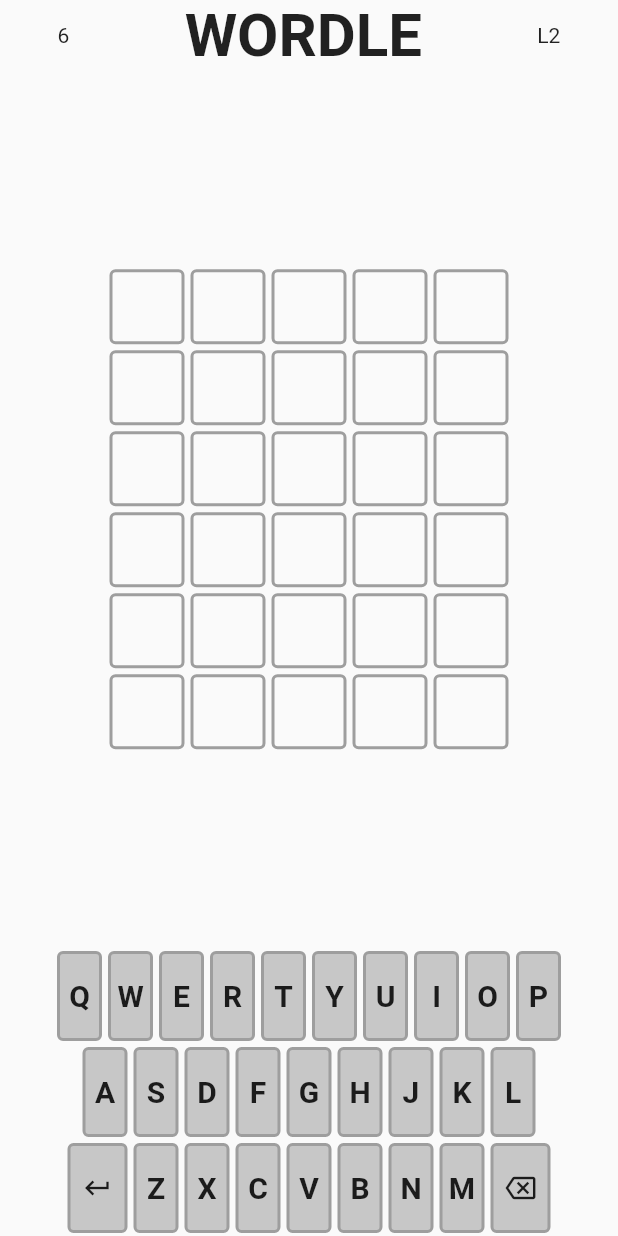
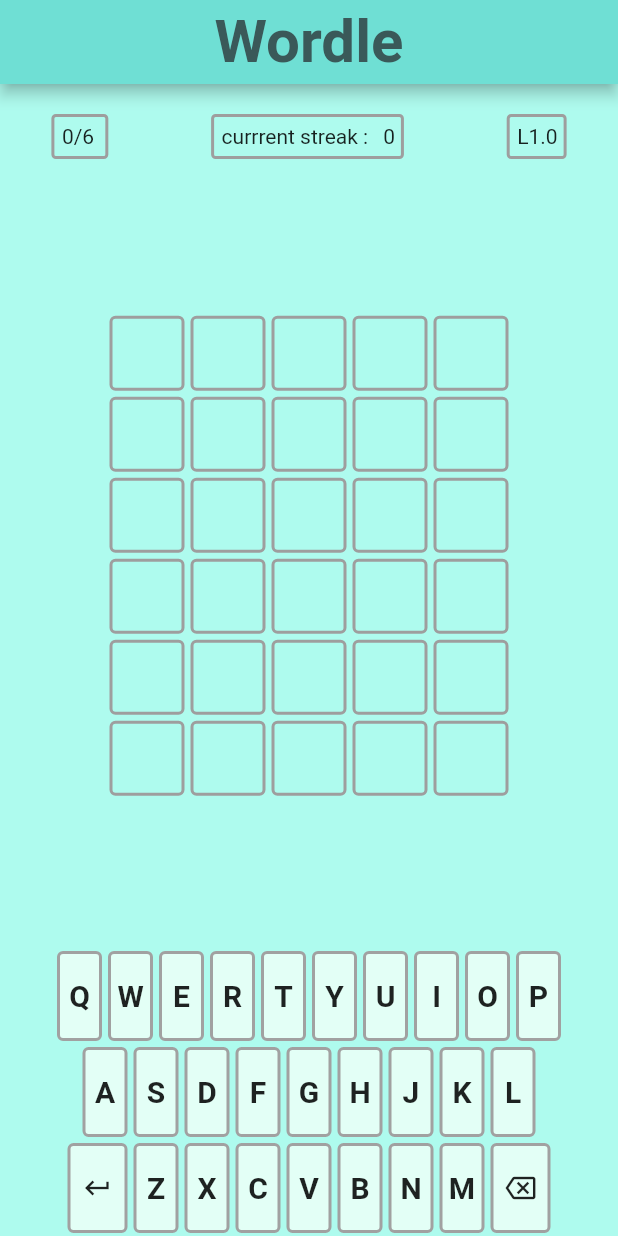
Before and after one commit to amogh-nagar/wordle, a Flutter app: the screen it shows after launch, on a phone screen of 412 x 824 dp. Run offline on Flutter 3.47's test engine with Material 2 defaults, Android fonts, the phone set to English and light mode, and no system bars; our stand-ins replace google_fonts; missing offline and left inert: flutter_animated_button, twemoji; project files that could hold a hidden picture were left out.

Commit message:
Updated finalized

```diff
--- a/lib/main.dart
+++ b/lib/main.dart
@@ -20,13 +20,15 @@ class _MyHomeState extends State<MyHome> {
         ChangeNotifierProvider.value(value: GameSettings()),
         ChangeNotifierProxyProvider<GameSettings, GameState>(
             update: (_, settings, previous) => GameState(
-                previous == null ? [] : previous.getvalidwords,
-                settings,
-                previous == null ? "" : previous.getcorrword,
-                previous == null ? [] : previous.getattempts,
-                previous == null ? 0 : previous.getattempted)),
+                validwords: previous == null ? [] : previous.getvalidwords,
+                settings: settings,
+                corrword: previous == null ? "" : previous.getcorrword,
+                attempts: previous == null ? [] : previous.getattempts,
+                attempted: previous == null ? 0 : previous.getattempted)),
       ],
       child: MaterialApp(
+        theme: new ThemeData(
+            scaffoldBackgroundColor: Color.fromARGB(255, 174, 251, 238)),
         home: WordleScreen(),
       ),
     );
--- a/lib/providers/settings_provider.dart
+++ b/lib/providers/settings_provider.dart
@@ -1,3 +1,5 @@
+import 'dart:math';
+
 import 'package:provider/provider.dart';
 
 import 'package:flutter/foundation.dart';
@@ -5,12 +7,54 @@ import 'package:flutter/foundation.dart';
 class GameSettings extends ChangeNotifier {
   int wordsize;
   int attempts;
+  double level;
+  int idx;
+  int currstreak;
   int curattempts;
-  bool isexceeded=false;
-  GameSettings({this.curattempts=0,this.wordsize = 5, this.attempts = 6});
+  bool isexceeded = false;
+  GameSettings(
+      {this.curattempts = 0,
+      this.wordsize = 5,
+      this.attempts = 6,
+      this.level = 1.0,
+      this.idx = 0,
+      this.currstreak = 0});
 
-  void updateattempts(int attempts) {
-    attempts = attempts;
+  void updateattempts() {
+    attempts--;
+    notifyListeners();
+  }
+
+  void updatelevel() {
+    double x = double.parse((level).toStringAsFixed(1));
+    if (x == 1.3) {
+      level = 2;
+      updateattempts();
+    } else if (x == 2.3) {
+      level = 3;
+      updateattempts();
+    } else if (x == 3.3) {
+      level = 4;
+      updateattempts();
+    } else {
+      level = level + 0.1;
+    }
+    notifyListeners();
+    print("level updated $level");
+  }
+
+  void resetstreak() {
+    currstreak = 0;
+    notifyListeners();
+  }
+
+  void incrementstreak() {
+    currstreak++;
+    notifyListeners();
+  }
+
+  void incrementidx(int x) {
+    idx=x;
     notifyListeners();
   }
 
@@ -19,10 +63,15 @@ class GameSettings extends ChangeNotifier {
     notifyListeners();
   }
 
+  void resetcurrattempts() {
+    curattempts = 0;
+    notifyListeners();
+  }
+
   void updatecurattempts() {
     curattempts++;
-    if(curattempts>attempts){
-      isexceeded=true;
+    if (curattempts > attempts) {
+      isexceeded = true;
     }
 
     notifyListeners();
--- a/lib/screens/wordle_screen.dart
+++ b/lib/screens/wordle_screen.dart
@@ -12,9 +12,18 @@ import 'package:wordle/widgets/wordle_keyboard.dart';
 class WordleScreen extends StatelessWidget {
   @override
   Widget build(BuildContext context) {
-
-
     return Scaffold(
+      appBar: AppBar(
+        title: Text(
+          'Wordle',
+          style: TextStyle(
+              fontSize: 40,
+              fontWeight: FontWeight.bold,
+              color: Color.fromARGB(255, 58, 89, 89)),
+        ),
+        centerTitle: true,
+        backgroundColor: Color.fromARGB(255, 111, 223, 212),
+      ),
       body: Container(
         child: Column(
             mainAxisSize: MainAxisSize.max,
--- a/lib/widgets/grid_element.dart
+++ b/lib/widgets/grid_element.dart
@@ -27,7 +27,7 @@ class _GridElementState extends State<GridElement> {
     var gameSettings = Provider.of<GameSettings>(context);
     var gameState = Provider.of<GameState>(context);
     wordsize = gameSettings.wordsize;
-    print("Word size ${gameState.attempts}");
+    print("Word size ${gameSettings.attempts}");
     final List<WordleRow> res = List.empty(growable: true);
     for (int i = 0; i < gameSettings.attempts; i++) {
       var word = "";
--- a/lib/widgets/wordle_bar.dart
+++ b/lib/widgets/wordle_bar.dart
@@ -1,17 +1,42 @@
 import 'package:flutter/material.dart';
 import 'package:provider/provider.dart';
+import 'package:wordle/providers/game_state_provider.dart';
 import 'package:wordle/providers/settings_provider.dart';
 
 class WordleBar extends StatelessWidget {
-
   @override
   Widget build(BuildContext context) {
+    var data = Provider.of<GameSettings>(context);
     return Container(
+      margin: EdgeInsets.fromLTRB(0, 20, 0, 3),
       child: Row(mainAxisAlignment: MainAxisAlignment.spaceAround, children: [
         WordleAttempts(),
-        Text(
-          'WORDLE',
-          style: TextStyle(fontSize: 40, fontWeight: FontWeight.bold),
+        Container(
+          child: Column(
+            children: [
+              // Text(
+              //   'WORDLE',
+              //   style: TextStyle(fontSize: 40, fontWeight: FontWeight.bold),
+              // ),
+              Container(
+                padding: EdgeInsets.fromLTRB(5, 5, 4, 5),
+                decoration: BoxDecoration(
+                  borderRadius: BorderRadius.circular(3),
+                  border: Border.all(color: Colors.grey, width: 2),
+                ),
+                child: Row(
+                  mainAxisAlignment: MainAxisAlignment.spaceBetween,
+                  children: [
+                    Text('currrent streak :'),
+                    SizedBox(
+                      width: 10,
+                    ),
+                    Text(data.currstreak.toString())
+                  ],
+                ),
+              ),
+            ],
+          ),
         ),
         Difficulty()
       ]),
@@ -20,29 +45,33 @@ class WordleBar extends StatelessWidget {
 }
 
 class WordleAttempts extends StatelessWidget {
-
   @override
   Widget build(BuildContext context) {
     final data = Provider.of<GameSettings>(context);
 
-    return Container(child: Text(data.attempts.toString()));
+    return Container(
+        padding: EdgeInsets.fromLTRB(5, 5, 4, 5),
+        decoration: BoxDecoration(
+          borderRadius: BorderRadius.circular(3),
+          border: Border.all(color: Colors.grey, width: 2),
+        ),
+        child: Text("${data.curattempts}/${data.attempts} "));
   }
 }
 
 class Difficulty extends StatelessWidget {
-
   @override
   Widget build(BuildContext context) {
     final data = Provider.of<GameSettings>(context);
     var text;
-    if (data.wordsize == 6) {
-      text = 'L1';
-    } else if (data.wordsize == 5) {
-      text = 'L2';
-    } else {
-      text = 'L3';
-    }
-
-    return Container(child: Text(text));
+    var l = data.level;
+    print("level $l");
+    return Container(
+        padding: EdgeInsets.fromLTRB(5, 5, 4, 5),
+        decoration: BoxDecoration(
+          borderRadius: BorderRadius.circular(3),
+          border: Border.all(color: Colors.grey, width: 2),
+        ),
+        child: Text('L' + l.toStringAsFixed(1)));
   }
 }
--- a/lib/widgets/wordle_key.dart
+++ b/lib/widgets/wordle_key.dart
@@ -37,7 +37,8 @@ class WordleKey extends StatelessWidget {
             borderRadius: BorderRadius.all(Radius.circular(4)),
             shape: BoxShape.rectangle,
             color: Provider.of<GameState>(context).getKeyColor(letter),
-            border: Border.all(color: Colors.grey, width: 2)),
+            border: Border.all(
+                color: Color.fromARGB(255, 161, 161, 161), width: 2)),
         child: keyCap,
       ),
     );
--- a/lib/widgets/wordle_letter_box.dart
+++ b/lib/widgets/wordle_letter_box.dart
@@ -1,6 +1,8 @@
 import 'package:flutter/material.dart';
+import 'package:google_fonts/google_fonts.dart';
 import 'package:provider/provider.dart';
 import 'package:wordle/providers/game_state_provider.dart';
+import 'package:flutter_animated_button/flutter_animated_button.dart';
 
 class WordleLetterBox extends StatelessWidget {
   final String letter;
@@ -14,8 +16,6 @@ class WordleLetterBox extends StatelessWidget {
     this.correctword,
   );
 
-
-
   BoxBorder getBorder() {
     if (!attempted) return Border.all(color: Colors.grey, width: 2);
     return Border.all(color: Colors.transparent, width: 2);
@@ -28,18 +28,18 @@ class WordleLetterBox extends StatelessWidget {
 
   @override
   Widget build(BuildContext context) {
+    Color getBgColor() {
+      print("correctword $correctword");
+      if (!attempted) return null;
+      Color x = Colors.grey;
+      if (correctword[pos] == letter.toLowerCase())
+        x = Colors.green;
+      else if (correctword.contains(letter.toLowerCase()))
+        x = Colors.orangeAccent;
+      Provider.of<GameState>(context, listen: false).setmp(letter, x);
 
-
-    Color getBgColor() {
-    print("correctword $correctword");
-    if (!attempted) return null;
-    Color x=Colors.grey;
-    if (correctword[pos] == letter.toLowerCase()) x= Colors.green;
-    else if (correctword.contains(letter.toLowerCase())) x= Colors.orangeAccent;
-    Provider.of<GameState>(context,listen: false).setmp(letter, x);
-
-    return x;
-  }
+      return x;
+    }
 
     return Container(
       width: 50,
--- a/pubspec.yaml
+++ b/pubspec.yaml
@@ -38,7 +38,7 @@ dependencies:
   # The following adds the Cupertino Icons font to your application.
   # Use with the CupertinoIcons class for iOS style icons.
   cupertino_icons: ^1.0.2
-
+  flutter_animated_button: ^2.0.0
 dev_dependencies:
   flutter_test:
     sdk: flutter
```
Also changed, not shown: lib/providers/game_state_provider.dart (+196 -15 lines), pubspec.lock.
